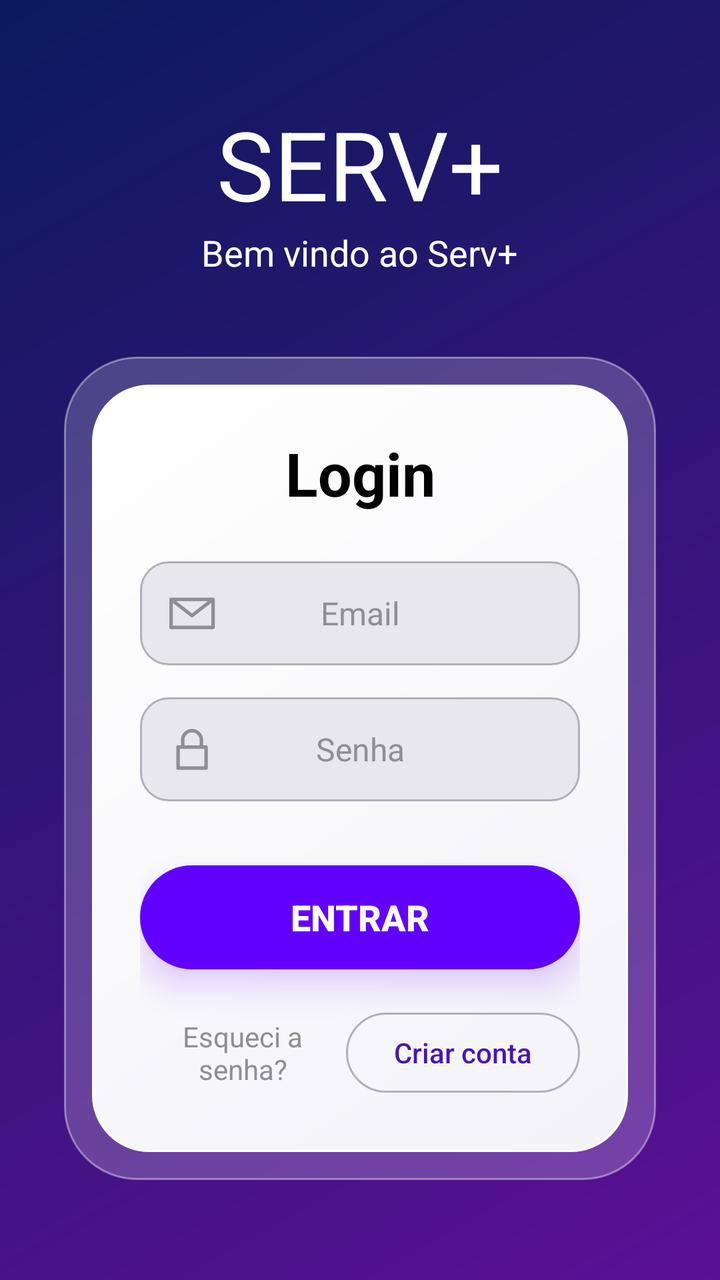
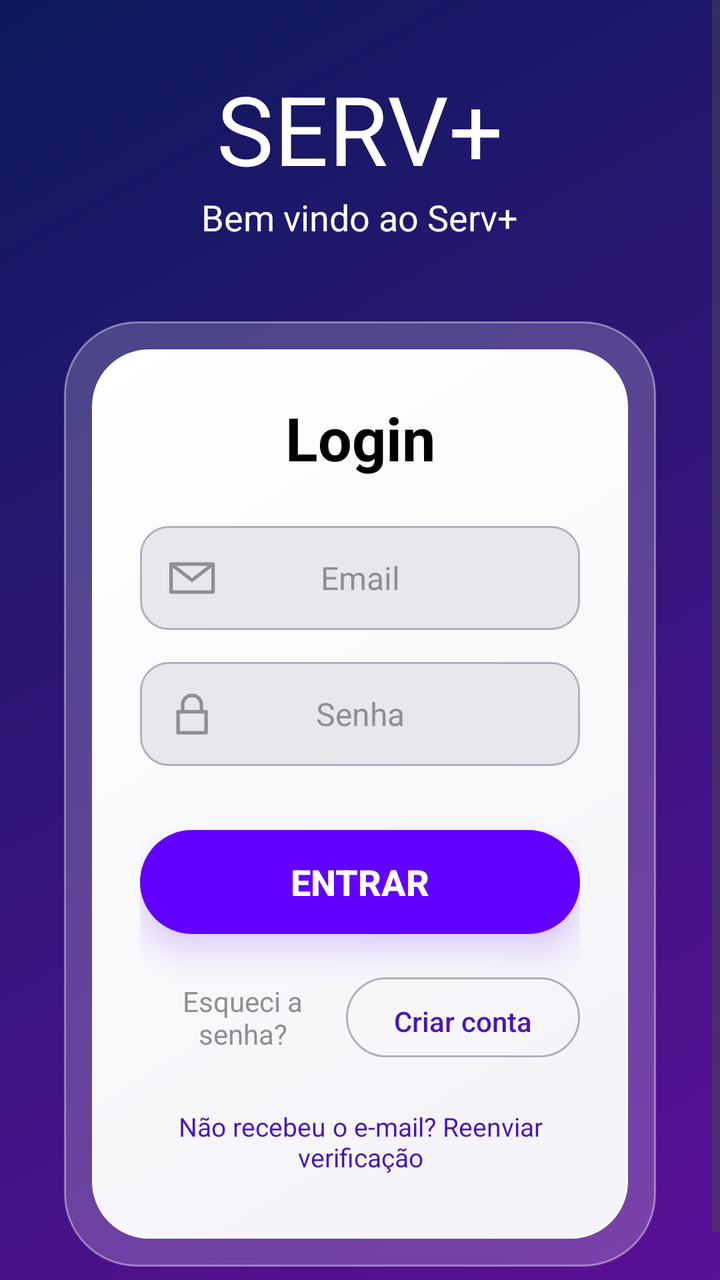

Before-and-after screenshots of an Android layout around one commit, followed by the original layout XML and the change that was made.
<!-- AndroidManifest.xml: application theme Theme.PiMobile -->
<!-- res/layout/activity_login.xml -->
<?xml version="1.0" encoding="utf-8"?>
<ScrollView
    xmlns:android="http://schemas.android.com/apk/res/android"
    android:layout_width="match_parent"
    android:layout_height="match_parent"
    android:background="@drawable/bg_login_gradient"
    android:fillViewport="true">

    <LinearLayout
        android:layout_width="match_parent"
        android:layout_height="match_parent"
        android:gravity="center"
        android:orientation="vertical"
        android:padding="32dp">

        <TextView
            android:layout_width="wrap_content"
            android:layout_height="wrap_content"
            android:text="SERV+"
            android:textColor="@color/branco"
            android:textSize="48sp" />

        <TextView
            android:layout_width="wrap_content"
            android:layout_height="wrap_content"
            android:text="Bem vindo ao Serv+"
            android:textColor="@color/branco"
            android:textSize="18sp" />

        
        <FrameLayout
            android:layout_width="match_parent"
            android:layout_height="wrap_content"
            android:layout_marginTop="40dp"
            android:background="@drawable/bg_card_vidro"
            android:padding="14dp">

            
            <LinearLayout
                android:layout_width="match_parent"
                android:layout_height="wrap_content"
                android:background="@drawable/bg_card_login"
                android:orientation="vertical"
                android:padding="24dp">

                <TextView
                    android:layout_width="match_parent"
                    android:layout_height="wrap_content"
                    android:gravity="center"
                    android:text="Login"
                    android:textColor="@color/preto"
                    android:textSize="30sp"
                    android:textStyle="bold" />

                
                <FrameLayout
                    android:layout_width="match_parent"
                    android:layout_height="52dp"
                    android:layout_marginTop="24dp"
                    android:background="@drawable/bg_campo_login">

                    <ImageView
                        android:layout_width="28dp"
                        android:layout_height="28dp"
                        android:layout_gravity="center_vertical|start"
                        android:layout_marginStart="12dp"
                        android:contentDescription="Email"
                        android:src="@drawable/ic_email" />

                    <EditText
                        android:id="@+id/edtEmail"
                        android:layout_width="match_parent"
                        android:layout_height="match_parent"
                        android:background="@null"
                        android:gravity="center"
                        android:hint="Email"
                        android:inputType="textEmailAddress"
                        android:paddingHorizontal="48dp"
                        android:textColor="@color/preto"
                        android:textColorHint="@color/cinza_icone"
                        android:textSize="16sp" />
                </FrameLayout>

                
                <FrameLayout
                    android:layout_width="match_parent"
                    android:layout_height="52dp"
                    android:layout_marginTop="16dp"
                    android:background="@drawable/bg_campo_login">

                    <ImageView
                        android:layout_width="28dp"
                        android:layout_height="28dp"
                        android:layout_gravity="center_vertical|start"
                        android:layout_marginStart="12dp"
                        android:contentDescription="Senha"
                        android:src="@drawable/ic_lock" />

                    <EditText
                        android:id="@+id/edtSenha"
                        android:layout_width="match_parent"
                        android:layout_height="match_parent"
                        android:background="@null"
                        android:gravity="center"
                        android:hint="Senha"
                        android:inputType="textPassword"
                        android:paddingHorizontal="48dp"
                        android:textColor="@color/preto"
                        android:textColorHint="@color/cinza_icone"
                        android:textSize="16sp" />
                </FrameLayout>

                
                <androidx.appcompat.widget.AppCompatButton
                    android:id="@+id/btnEntrar"
                    android:layout_width="match_parent"
                    android:layout_height="52dp"
                    android:layout_marginTop="32dp"
                    android:background="@drawable/bg_botao"
                    android:elevation="10dp"
                    android:outlineAmbientShadowColor="@color/brilho_botao"
                    android:outlineSpotShadowColor="@color/brilho_botao"
                    android:stateListAnimator="@null"
                    android:text="ENTRAR"
                    android:textColor="@color/branco"
                    android:textSize="18sp"
                    android:textStyle="bold" />

                
                <LinearLayout
                    android:layout_width="match_parent"
                    android:layout_height="wrap_content"
                    android:layout_marginTop="16dp"
                    android:gravity="center_vertical"
                    android:orientation="horizontal">

                    <TextView
                        android:id="@+id/txtEsqueciSenha"
                        android:layout_width="0dp"
                        android:layout_height="wrap_content"
                        android:layout_weight="1"
                        android:gravity="center"
                        android:padding="8dp"
                        android:text="Esqueci a senha?"
                        android:textColor="@color/cinza_icone"
                        android:textSize="14sp" />

                    <androidx.appcompat.widget.AppCompatButton
                        android:id="@+id/btnCriarConta"
                        android:layout_width="wrap_content"
                        android:layout_height="40dp"
                        android:background="@drawable/bg_botao_outline"
                        android:paddingHorizontal="24dp"
                        android:text="Criar conta"
                        android:textAllCaps="false"
                        android:textColor="@color/roxo_card"
                        android:textSize="14sp" />
                </LinearLayout>
            </LinearLayout>
        </FrameLayout>
    </LinearLayout>
</ScrollView>
<!-- resources referenced by this layout -->
<resources>
  <color name="branco">#FFFFFF</color>
  <color name="brilho_botao">#6200FF</color>
  <color name="cinza_icone">#8E8E93</color>
  <color name="preto">#000000</color>
  <color name="roxo_card">#4A14B8</color>
  <!-- drawable bg_botao (drawable) -->
  <?xml version="1.0" encoding="utf-8"?>
  <shape xmlns:android="http://schemas.android.com/apk/res/android">
      <solid android:color="@color/roxo_botao" />
      <corners android:radius="50dp" />
  </shape>
  <!-- drawable bg_botao_outline (drawable) -->
  <?xml version="1.0" encoding="utf-8"?>
  <shape xmlns:android="http://schemas.android.com/apk/res/android">
      <solid android:color="#00000000" />
      <stroke
          android:width="1dp"
          android:color="@color/cinza_borda" />
      <corners android:radius="50dp" />
  </shape>
  <!-- drawable bg_campo_login (drawable) -->
  <?xml version="1.0" encoding="utf-8"?>
  <shape xmlns:android="http://schemas.android.com/apk/res/android">
      <solid android:color="#E8E8EC" />
      <stroke
          android:width="1dp"
          android:color="@color/cinza_borda" />
      <corners android:radius="14dp" />
  </shape>
  <!-- drawable bg_card_login (drawable) -->
  <?xml version="1.0" encoding="utf-8"?>
  <shape xmlns:android="http://schemas.android.com/apk/res/android">
      <gradient
          android:angle="315"
          android:endColor="#F3F3F8"
          android:startColor="#FFFFFF" />
      <stroke
          android:width="1dp"
          android:color="#FFFFFF" />
      <corners android:radius="28dp" />
  </shape>
  <!-- drawable bg_card_vidro (drawable) -->
  <?xml version="1.0" encoding="utf-8"?>
  <shape xmlns:android="http://schemas.android.com/apk/res/android">
      <solid android:color="@color/vidro" />
      <stroke
          android:width="1dp"
          android:color="@color/vidro_borda" />
      <corners android:radius="36dp" />
  </shape>
  <!-- drawable bg_login_gradient (drawable) -->
  <?xml version="1.0" encoding="utf-8"?>
  <shape xmlns:android="http://schemas.android.com/apk/res/android">
      <gradient
          android:angle="315"
          android:endColor="@color/roxo_fundo"
          android:startColor="@color/azul_fundo" />
  </shape>
  <!-- drawable ic_email (drawable) -->
  <?xml version="1.0" encoding="utf-8"?>
  <vector xmlns:android="http://schemas.android.com/apk/res/android"
      android:width="28dp"
      android:height="28dp"
      android:viewportWidth="24"
      android:viewportHeight="24">
      <path
          android:fillColor="#00000000"
          android:pathData="M3,6h18v12H3z M3,6l9,7l9,-7"
          android:strokeColor="@color/cinza_icone"
          android:strokeLineJoin="round"
          android:strokeWidth="1.5" />
  </vector>
  <!-- drawable ic_lock (drawable) -->
  <?xml version="1.0" encoding="utf-8"?>
  <vector xmlns:android="http://schemas.android.com/apk/res/android"
      android:width="28dp"
      android:height="28dp"
      android:viewportWidth="24"
      android:viewportHeight="24">
      <path
          android:fillColor="#00000000"
          android:pathData="M6,11h12v9H6z M8,11V8a4,4 0 0,1 8,0v3"
          android:strokeColor="@color/cinza_icone"
          android:strokeLineJoin="round"
          android:strokeWidth="1.5" />
  </vector>
  <style name="Theme.PiMobile" parent="Base.Theme.PiMobile" />
  <color name="roxo_botao">#6200FF</color>
  <color name="cinza_borda">#B0B0BC</color>
  <color name="vidro">#33FFFFFF</color>
  <color name="vidro_borda">#66FFFFFF</color>
  <color name="roxo_fundo">#5B1096</color>
  <color name="azul_fundo">#0B1A5C</color>
  <style name="Base.Theme.PiMobile" parent="Theme.Material3.DayNight.NoActionBar">
          
          
      </style>
</resources>

<!-- the commit's change to res/layout/activity_login.xml (unified diff, before → after) -->
@@ -112,19 +112,22 @@
 
                 
                 <androidx.appcompat.widget.AppCompatButton
-                    android:id="@+id/btnEntrar"
-                    android:layout_width="match_parent"
-                    android:layout_height="52dp"
-                    android:layout_marginTop="32dp"
-                    android:background="@drawable/bg_botao"
-                    android:elevation="10dp"
-                    android:outlineAmbientShadowColor="@color/brilho_botao"
-                    android:outlineSpotShadowColor="@color/brilho_botao"
-                    android:stateListAnimator="@null"
-                    android:text="ENTRAR"
-                    android:textColor="@color/branco"
-                    android:textSize="18sp"
-                    android:textStyle="bold" />
+                android:id="@+id/btnEntrar"
+                android:layout_width="match_parent"
+                android:layout_height="52dp"
+                android:layout_marginTop="32dp"
+                android:background="@drawable/bg_botao"
+                android:elevation="10dp"
+                android:gravity="center"
+                android:textAlignment="center"
+                android:padding="0dp"
+                android:outlineAmbientShadowColor="@color/brilho_botao"
+                android:outlineSpotShadowColor="@color/brilho_botao"
+                android:stateListAnimator="@null"
+                android:text="ENTRAR"
+                android:textColor="@color/branco"
+                android:textSize="18sp"
+                android:textStyle="bold" />
 
                 
                 <LinearLayout
@@ -150,12 +153,28 @@
                         android:layout_width="wrap_content"
                         android:layout_height="40dp"
                         android:background="@drawable/bg_botao_outline"
+                        android:gravity="center"
                         android:paddingHorizontal="24dp"
+                        android:paddingTop="4dp"
+                        android:paddingBottom="0dp"
                         android:text="Criar conta"
                         android:textAllCaps="false"
                         android:textColor="@color/roxo_card"
                         android:textSize="14sp" />
                 </LinearLayout>
+
+                
+                <TextView
+                    android:id="@+id/txtReenviarVerificacao"
+                    android:layout_width="match_parent"
+                    android:layout_height="wrap_content"
+                    android:layout_marginTop="12dp"
+                    android:gravity="center"
+                    android:padding="8dp"
+                    android:text="Não recebeu o e-mail? Reenviar verificação"
+                    android:textColor="@color/roxo_card"
+                    android:textSize="13sp" />
+
             </LinearLayout>
         </FrameLayout>
     </LinearLayout>
